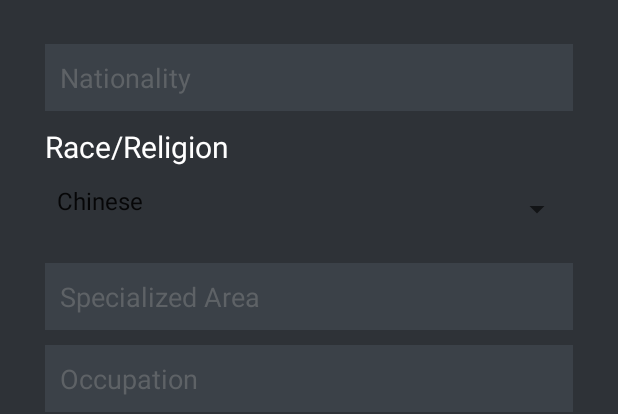
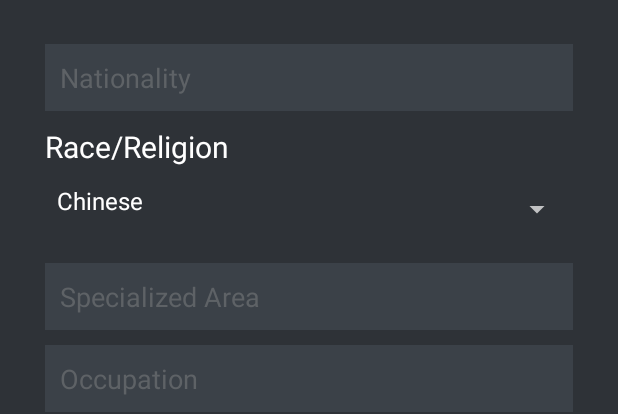
Before and after one commit to injomi/MatchIt, an Android app: the layout activity_register_2.xml on its own in the app's theme, with its tools: preview values and no code run, on a phone screen of 412 x 824 dp. Shown: the top 414 px of the screen. Run offline under Robolectric (Android 15) with nearby library versions, the phone set to English and light mode, and no system bars.

Commit message:
Change spinner style

```diff
--- a/app/src/main/res/layout/activity_register_2.xml
+++ b/app/src/main/res/layout/activity_register_2.xml
@@ -53,7 +53,8 @@
             android:entries="@array/array_name"
             android:paddingBottom="11dp"
             android:required="true"
-            android:textSize="30sp" />
+            android:textSize="30sp"
+            android:theme="@style/AppTheme.Dark"/>
 
         <TextView
             android:layout_width="match_parent"
--- a/app/src/main/res/values/styles.xml
+++ b/app/src/main/res/values/styles.xml
@@ -12,4 +12,19 @@
 
     <style name="PopupOverlay" parent="ThemeOverlay.AppCompat.Light" />
 
+    //Spinner
+
+    <style name="AppTheme.Dark" parent="Theme.AppCompat">
+        ...
+        <item name="spinnerStyle">@style/MySpinner.Dark</item>
+    </style>
+
+    <style name="MySpinner" parent="Base.Widget.AppCompat.Spinner">
+        <item name="popupTheme">@style/ThemeOverlay.AppCompat.Light</item>
+    </style>
+
+    <style name="MySpinner.Dark" parent="MySpinner">
+        <item name="popupTheme">@style/ThemeOverlay.AppCompat.Dark</item>
+    </style>
+
 </resources>
```
